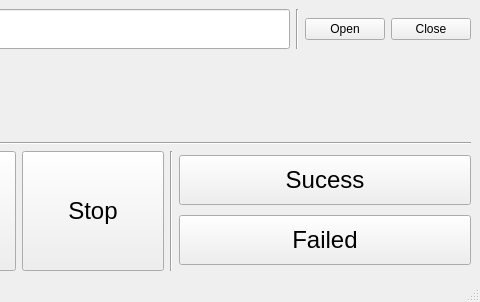
First picture: the form in Utils/Logger/mainwindow.ui, repository JeffreyILipton/BaxterOculus, before the edit; both pictures show x 443 to 923 and y 0 to 302 of the 923 by 302 pixel window.
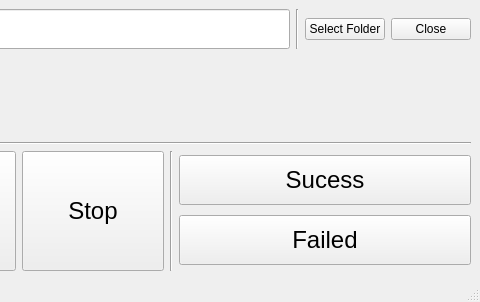
Second picture: the form after the edit.

Patch:
```diff
--- a/Utils/Logger/mainwindow.ui
+++ b/Utils/Logger/mainwindow.ui
@@ -60,7 +60,7 @@
       <item>
        <widget class="QPushButton" name="openButton">
         <property name="text">
-         <string>Open</string>
+         <string>Select Folder</string>
         </property>
        </widget>
       </item>
```
